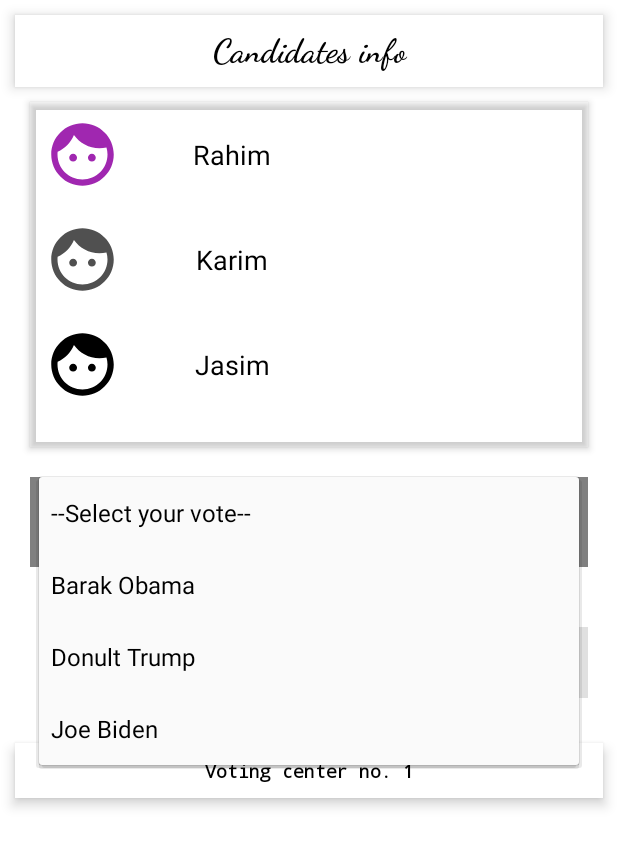
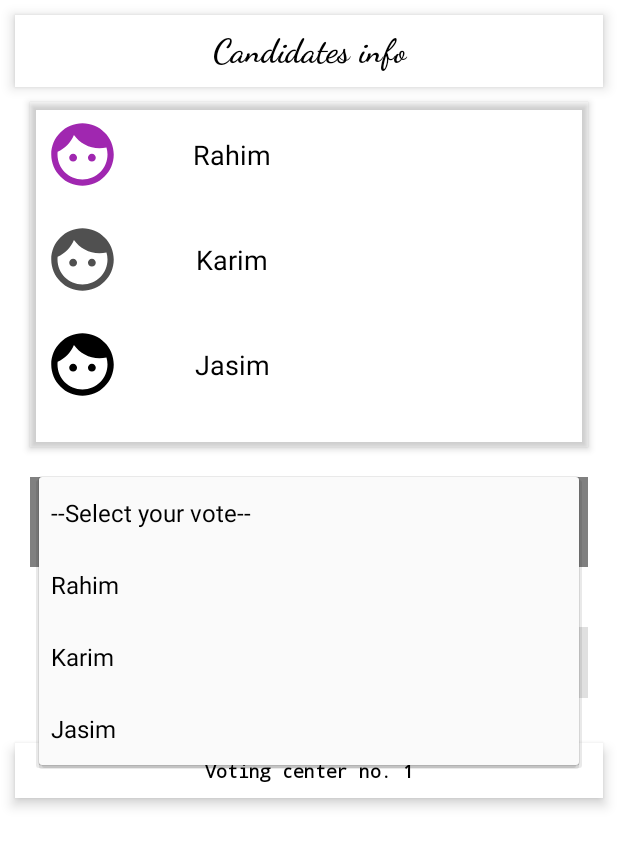
Before and after one commit to avijitacharjee/e-voting, an Android app: the CandidateInfoActivity screen opened directly, with no data from a screen before it, after a tap on "--Select your vote--", on a phone screen of 412 x 824 dp. Shown: the top 847 px of the screen. Run offline under Robolectric (Android 15) with nearby library versions, the light colour scheme and no system bars; our stand-ins replace Firebase (no records; nobody signed in at launch, a user with empty details on screens opened directly), Volley; network calls fail.

Commit message:
candidate names

```diff
--- a/app/src/main/java/com/tf/lite/evoting/detection/CandidateInfoActivity.java
+++ b/app/src/main/java/com/tf/lite/evoting/detection/CandidateInfoActivity.java
@@ -68,9 +68,9 @@
         setContentView(binding.getRoot());
         FirebaseDatabase database = FirebaseDatabase.getInstance();
         candidates.add("--Select your vote--");
-        candidates.add("Barak Obama");
-        candidates.add("Donult Trump");
-        candidates.add("Joe Biden");
+        candidates.add("Rahim");
+        candidates.add("Karim");
+        candidates.add("Jasim");
         //binding.spinner.getBackground().setColorFilter(getResources().getColor(R.color.white), PorterDuff.Mode.SRC_ATOP);
         ArrayAdapter<String> adapter = new ArrayAdapter<>(this, android.R.layout.simple_spinner_dropdown_item, candidates);
         binding.spinner.setAdapter(adapter);
@@ -403,7 +403,7 @@
                 final Calendar toCalendar = Calendar.getInstance();
                 toCalendar.set(Calendar.HOUR_OF_DAY,ht);
                 toCalendar.set(Calendar.MINUTE,mt);
-                if(!(0==mf && 0==ht && 0 == mt && mt==0)){
+                if(!(0==mf && 0==hf && 0 == ht && mt==0)){
                     if(!(Calendar.getInstance().getTimeInMillis()>fromCalendar.getTimeInMillis() && Calendar.getInstance().getTimeInMillis()<toCalendar.getTimeInMillis())){
                         Toast.makeText(this, "You can't vote now", Toast.LENGTH_SHORT).show();
                         binding.bidenCount.setVisibility(View.VISIBLE);
```
